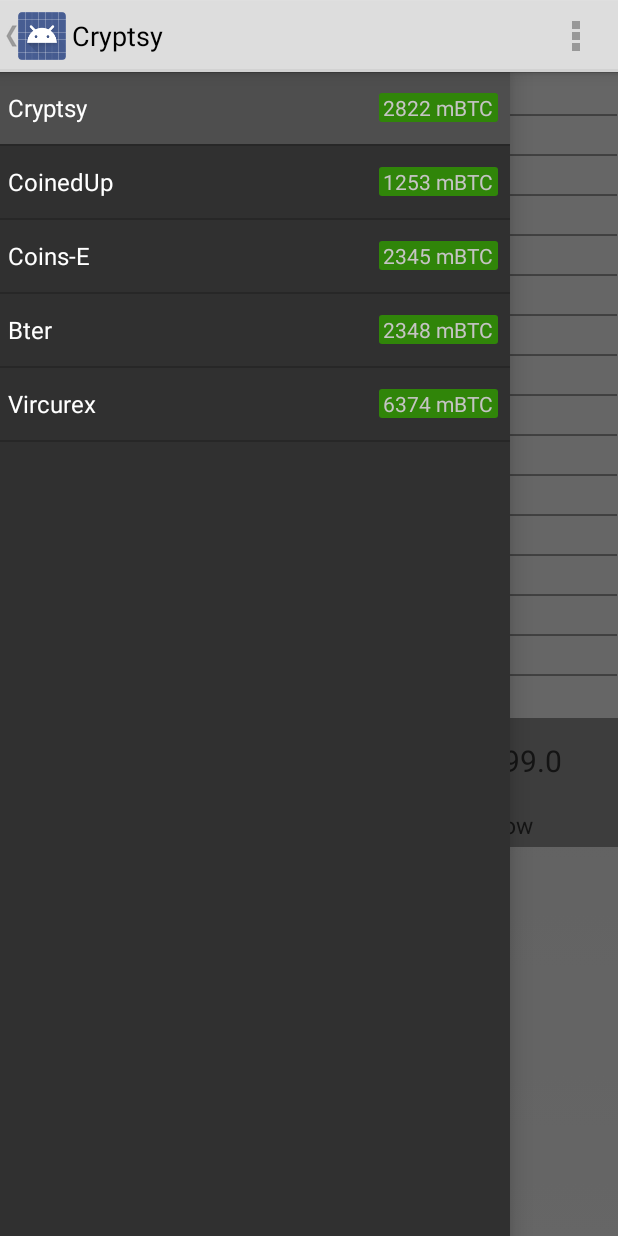
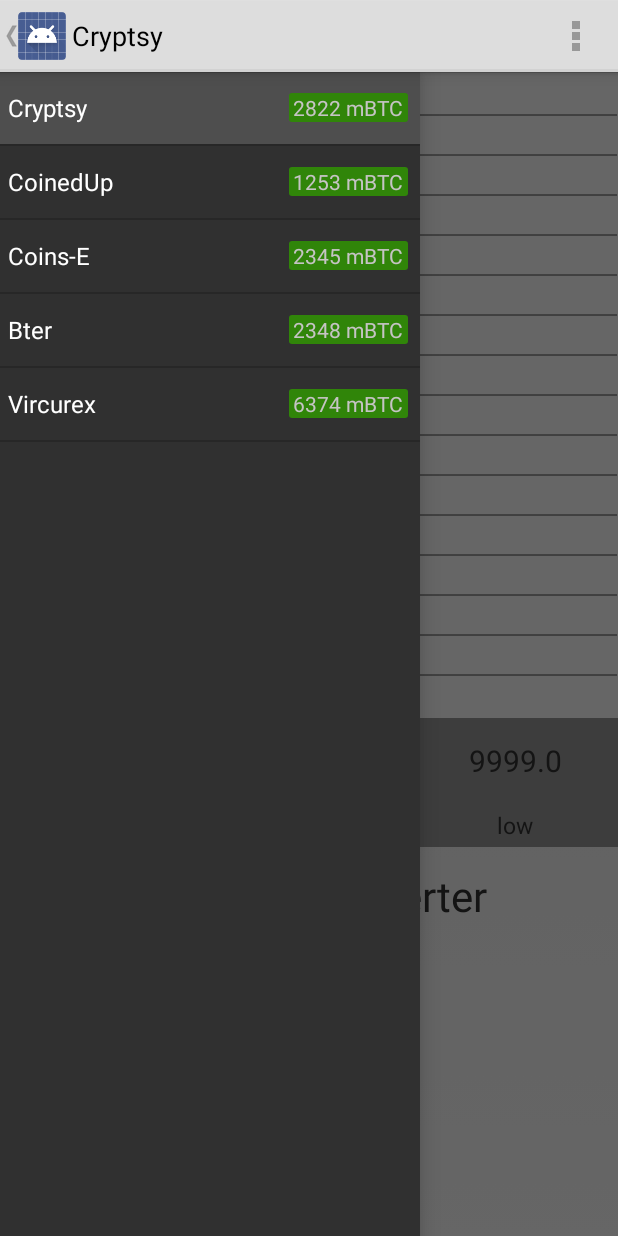
Before and after one commit to christophior/DogecoinTicker, an Android app: the screen it shows after launch (MainActivity), with the side drawer open, on a phone screen of 412 x 824 dp. Run offline under Robolectric (Android 15) with nearby library versions, the phone set to English and light mode, and no system bars; 2 statements that could not run were skipped.

Commit message:
messing around with list width

```diff
--- a/app/src/main/res/layout/activity_main.xml
+++ b/app/src/main/res/layout/activity_main.xml
@@ -13,7 +13,7 @@
     <!-- Listview to display slider menu -->
     <ListView
         android:id="@+id/list_slidermenu"
-        android:layout_width="340dp"
+        android:layout_width="280dp"
         android:layout_height="match_parent"
         android:layout_gravity="start"
         android:choiceMode="singleChoice"
```
Also changed, not shown: 42 other files.
